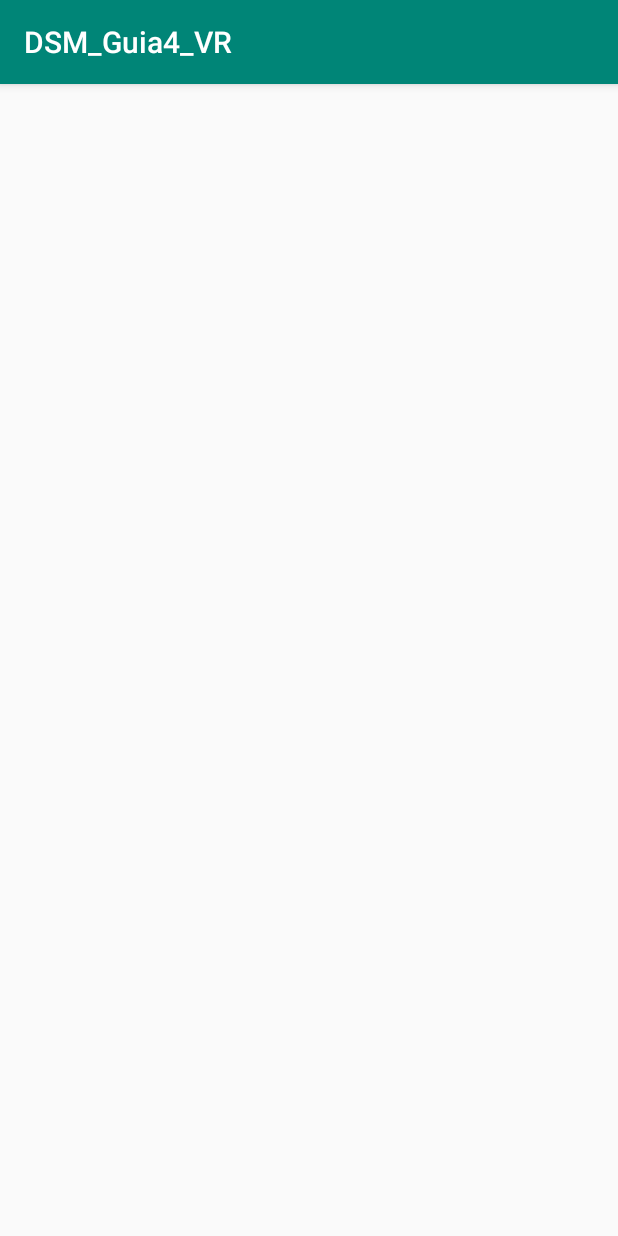
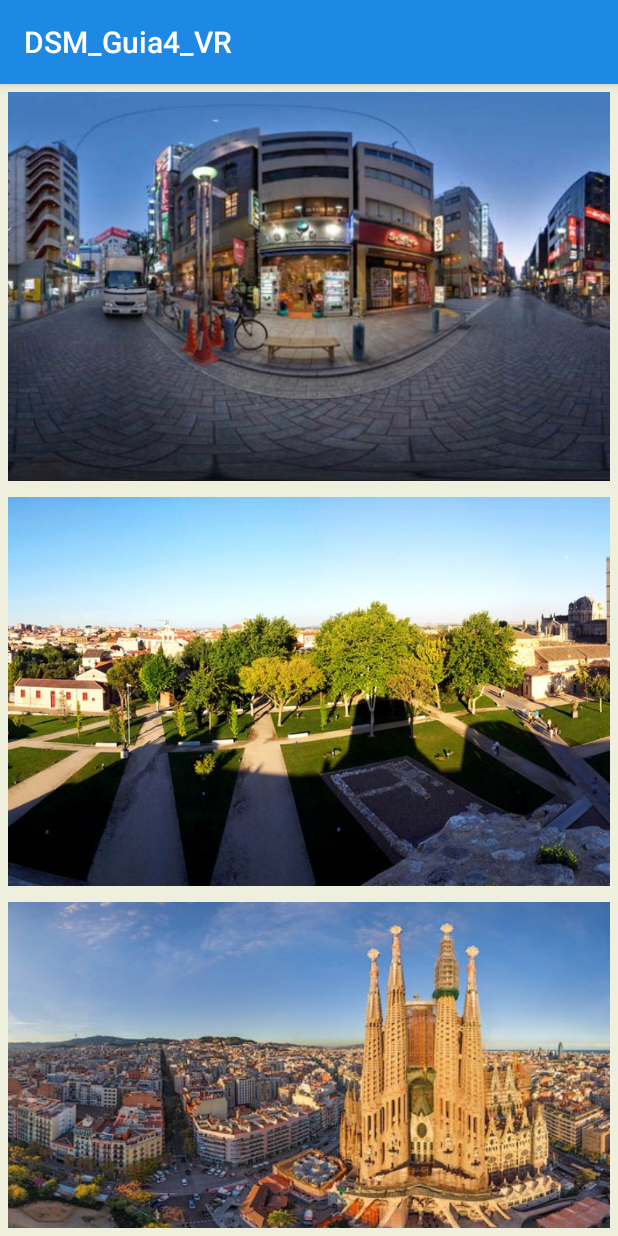
Before and after one commit to DouglasMoran/DSM_Complementario_4_VR, an Android app: the screen it shows after launch (MainActivity), on a phone screen of 412 x 824 dp. Run offline under Robolectric (Android 15) with nearby library versions, the phone set to English and light mode, and no system bars.

Commit message:
visor creado

```diff
--- a/app/src/main/java/douglasmoran/com/dsm_guia4_vr/ImagesAdapter.java
+++ b/app/src/main/java/douglasmoran/com/dsm_guia4_vr/ImagesAdapter.java
@@ -1,6 +1,7 @@
 package douglasmoran.com.dsm_guia4_vr;
 
 import android.content.Context;
+import android.content.Intent;
 import android.media.Image;
 import android.support.annotation.NonNull;
 import android.support.v7.widget.RecyclerView;
@@ -33,18 +34,17 @@ public class ImagesAdapter extends RecyclerView.Adapter<ImagesAdapter.ViewHolder
 
     @Override
     public void onBindViewHolder(@NonNull ViewHolder viewHolder, int i) {
+        final Images imgs = images.get(i);
 
-        final Image image = images.get(i);
-
-        viewHolder.imgs.setImageResource(((Images) image).getImg());
+        viewHolder.imgs.setImageResource(imgs.getImg());
         viewHolder.imgs.setOnClickListener(new View.OnClickListener() {
             @Override
             public void onClick(View view) {
-
+                Intent intent = new Intent(context, PanoramicActivity.class);
+                intent.putExtra("images", imgs);
+                context.startActivity(intent);
             }
         });
-
-
 
 
     }
@@ -56,12 +56,12 @@ public class ImagesAdapter extends RecyclerView.Adapter<ImagesAdapter.ViewHolder
 
 
     public class ViewHolder extends RecyclerView.ViewHolder {
+
         private ImageView imgs;
+
         public ViewHolder(@NonNull View itemView) {
             super(itemView);
-
             imgs = itemView.findViewById(R.id.imgsVR);
-
         }
     }
 }
--- a/app/src/main/java/douglasmoran/com/dsm_guia4_vr/MainActivity.java
+++ b/app/src/main/java/douglasmoran/com/dsm_guia4_vr/MainActivity.java
@@ -2,6 +2,12 @@ package douglasmoran.com.dsm_guia4_vr;
 
 import android.support.v7.app.AppCompatActivity;
 import android.os.Bundle;
+import android.support.v7.widget.GridLayoutManager;
+import android.support.v7.widget.LinearLayoutManager;
+import android.support.v7.widget.RecyclerView;
+
+import java.util.ArrayList;
+import java.util.List;
 
 public class MainActivity extends AppCompatActivity {
 
@@ -9,5 +15,28 @@ public class MainActivity extends AppCompatActivity {
     protected void onCreate(Bundle savedInstanceState) {
         super.onCreate(savedInstanceState);
         setContentView(R.layout.activity_main);
+
+        recyclerViewimagenes();
+
+    }
+
+    private void recyclerViewimagenes() {
+
+        List<Images> images = new ArrayList<>();
+        images.add(new Images(1,R.drawable.img1));
+        images.add(new Images(2,R.drawable.img2));
+        images.add(new Images(3,R.drawable.img3));
+        images.add(new Images(4,R.drawable.img4));
+        images.add(new Images(5,R.drawable.img5));
+
+
+        RecyclerView recyclerView = findViewById(R.id.recyclerImages);
+        recyclerView.setHasFixedSize(true);
+        recyclerView.setLayoutManager(new LinearLayoutManager(this));
+        recyclerView.setAdapter(new ImagesAdapter(images,this));
+
+
+       // recyclerView.setLayoutManager(new LinearLayoutManager(this));
+
     }
 }
--- a/app/src/main/res/layout/activity_main.xml
+++ b/app/src/main/res/layout/activity_main.xml
@@ -4,13 +4,15 @@
     xmlns:tools="http://schemas.android.com/tools"
     android:layout_width="match_parent"
     android:layout_height="match_parent"
-    tools:context=".MainActivity">
+    android:background="#EEF0DD"
+    tools:context=".MainActivity"
+    >
 
     <android.support.v7.widget.RecyclerView
         android:id="@+id/recyclerImages"
         android:layout_width="match_parent"
         android:layout_height="match_parent"
-        android:layout_marginBottom="15dp"
+        android:layout_marginBottom="5dp"
         >
 
     </android.support.v7.widget.RecyclerView>
--- a/app/src/main/res/layout/item_images.xml
+++ b/app/src/main/res/layout/item_images.xml
@@ -10,8 +10,7 @@
         android:layout_width="match_parent"
         android:layout_height="match_parent"
         android:scaleType="centerCrop"
-        android:layout_margin="10dp"
+        android:layout_margin="5dp"
         />
 
-
 </LinearLayout>
--- a/app/src/main/res/values/colors.xml
+++ b/app/src/main/res/values/colors.xml
@@ -1,6 +1,6 @@
 <?xml version="1.0" encoding="utf-8"?>
 <resources>
-    <color name="colorPrimary">#008577</color>
-    <color name="colorPrimaryDark">#00574B</color>
+    <color name="colorPrimary">#1E88E5</color>
+    <color name="colorPrimaryDark">#3949AB</color>
     <color name="colorAccent">#D81B60</color>
 </resources>
```
Also changed, not shown: app/src/main/java/douglasmoran/com/dsm_guia4_vr/PanoramicActivity.java (+28 -17 lines), app/src/main/res/drawable/img1.jpg (added), app/src/main/res/drawable/img2.jpg (added), app/src/main/res/drawable/img3.jpg (added), app/src/main/res/drawable/img4.jpg (added), app/src/main/res/drawable/img5.jpg (added).
